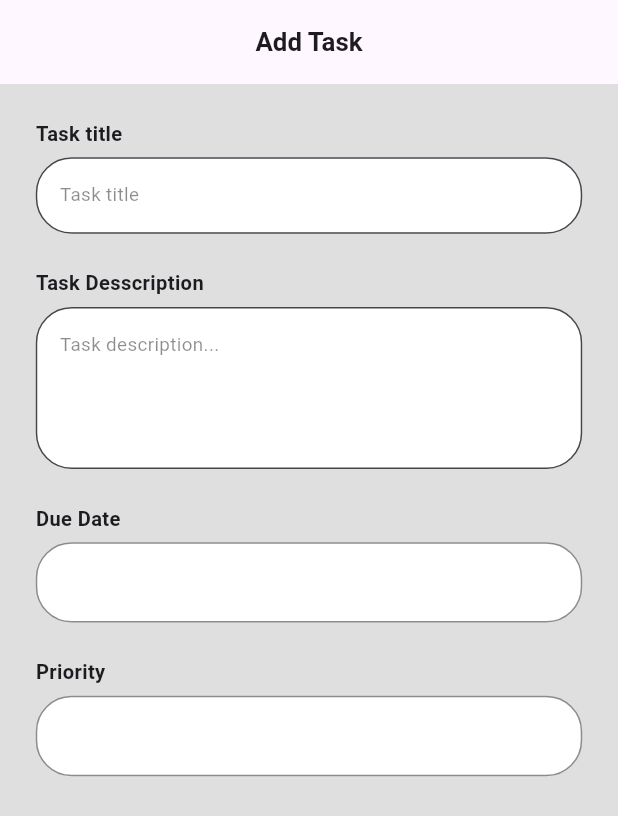
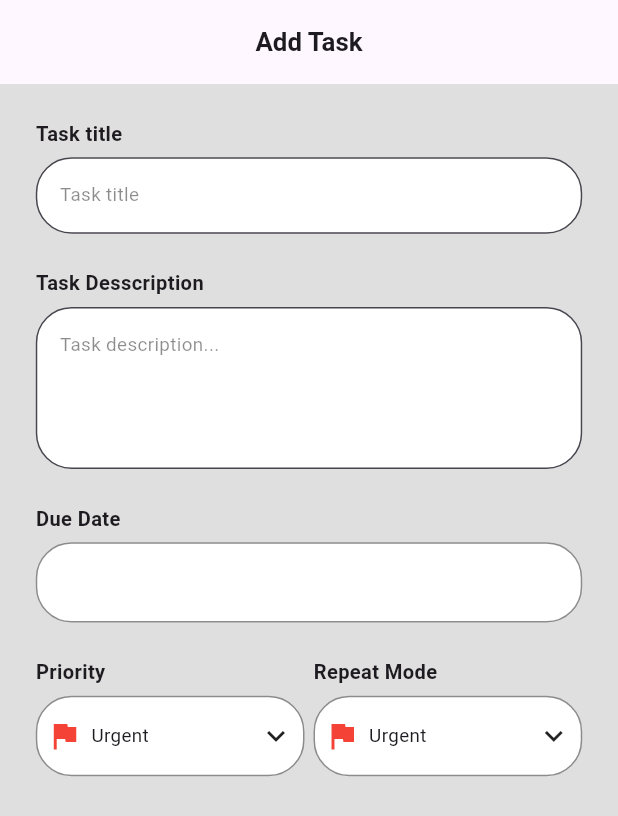
Before and after one commit to Abdulbazeet/plan, a Flutter app: the AddTask screen opened by its route, on a phone screen of 412 x 824 dp. Shown: the top 816 px of the screen. Run offline on Flutter 3.47's test engine with Material 3 defaults, Android fonts, the phone set to English and light mode, and no system bars; our stand-ins replace bloc, go_router, simple_circular_progress_bar, sizer, table_calendar.

Commit message:
`Added priority list and repeat mode dropdowns to add task feature`

```diff
--- a/lib/constants/variables.dart
+++ b/lib/constants/variables.dart
@@ -1,3 +1,4 @@
+import 'package:flutter/material.dart';
 import 'package:flutter/widgets.dart';
 
 class AppVariables {
@@ -364,5 +365,24 @@ class AppVariables {
       'numberOfTasks': 13,
     },
   ];
-
+  //**
+  // priority list
+  static List<Map<String, dynamic>> priority = [
+    {
+      'title': 'Urgent',
+      'description': 'Requires immediate action',
+      'icon': Icon(Icons.flag, color: Colors.red),
+    },
+    {
+      'title': 'Medium',
+      'description': 'Should be done soon',
+      'icon': Icon(Icons.flag, color: Colors.yellow),
+    },
+    {
+      'title': 'Normal',
+      'description': 'Regular task, no urgency',
+      'icon': Icon(Icons.flag, color: lightGreen),
+    },
+  ];
+  // */
 }
--- a/lib/feautures/addTask/addTask.dart
+++ b/lib/feautures/addTask/addTask.dart
@@ -130,6 +130,8 @@ class _AddTaskState extends State<AddTask> {
                   // priority
                   // */
                   Expanded(
+                    child: InkWell(
+                      onTap: () {},
                       child: Column(
                         crossAxisAlignment: CrossAxisAlignment.start,
                         children: [
@@ -142,9 +144,8 @@ class _AddTaskState extends State<AddTask> {
                           ),
 
                           SizedBox(height: 10.sp),
-                        InkWell(
-                          onTap: () {},
-                          child: Container(
+                          Container(
+                            padding: EdgeInsets.all(10.sp),
                             height: 30.sp,
 
                             decoration: BoxDecoration(
@@ -152,9 +153,69 @@ class _AddTaskState extends State<AddTask> {
                               color: Colors.white,
                               border: Border.all(color: Colors.black45),
                             ),
+
+                            child: Row(
+                              children: [
+                                AppVariables.priority[0]['icon'] as Icon,
+                                SizedBox(width: 10.sp),
+                                Text(
+                                  AppVariables.priority[0]['title'],
+                                  style: TextStyle(fontSize: 14.5.sp),
+                                ),
+                                Spacer(),
+                                Icon(Icons.keyboard_arrow_down_outlined),
+                              ],
                             ),
                           ),
                         ],
+                      ),
+                    ),
+                  ),
+                  SizedBox(width: 10.sp),
+
+                  //**
+                  // repeat mode
+                  // */
+                  Expanded(
+                    child: InkWell(
+                      onTap: () {},
+                      child: Column(
+                        crossAxisAlignment: CrossAxisAlignment.start,
+                        children: [
+                          Text(
+                            'Repeat Mode',
+                            style: TextStyle(
+                              fontSize: 15.sp,
+                              fontWeight: FontWeight.w600,
+                            ),
+                          ),
+
+                          SizedBox(height: 10.sp),
+                          Container(
+                            padding: EdgeInsets.all(10.sp),
+                            height: 30.sp,
+
+                            decoration: BoxDecoration(
+                              borderRadius: BorderRadius.circular(20.sp),
+                              color: Colors.white,
+                              border: Border.all(color: Colors.black45),
+                            ),
+
+                            child: Row(
+                              children: [
+                                AppVariables.priority[0]['icon'] as Icon,
+                                SizedBox(width: 10.sp),
+                                Text(
+                                  AppVariables.priority[0]['title'],
+                                  style: TextStyle(fontSize: 14.5.sp),
+                                ),
+                                Spacer(),
+                                Icon(Icons.keyboard_arrow_down_outlined),
+                              ],
+                            ),
+                          ),
+                        ],
+                      ),
                     ),
                   ),
                 ],
```
Lines whose indentation alone changed are shown as unchanged.
